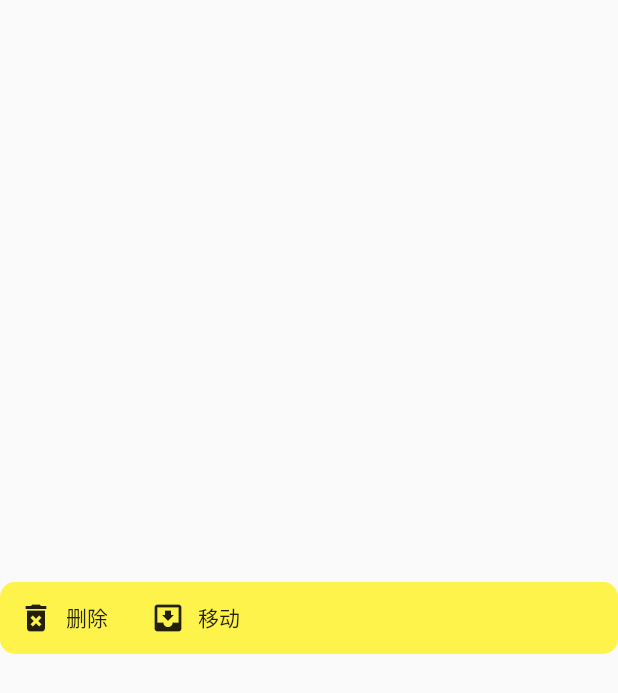
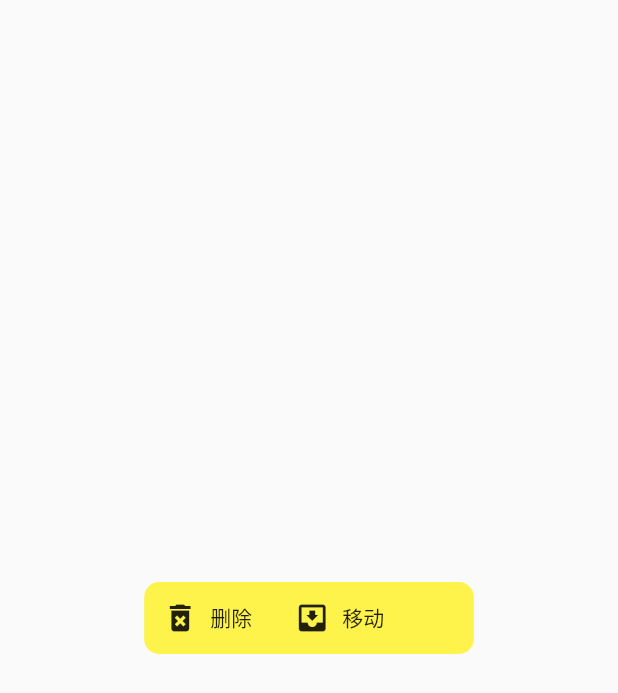
Before and after one commit to jsz315/flutter-app-copy, a Flutter app: the EditMenu widget shown alone on an empty page, opened directly, on a phone screen of 412 x 824 dp. Shown: the top 693 px of the screen. Run offline on Flutter 3.47's test engine with Material 2 defaults, Android fonts, the phone set to English and light mode, and no system bars; our stand-ins replace dio, event_bus, extended_image, flutter_screenutil, permission_handler, sqflite and 2 more; missing offline and left inert: video_thumbnail; accounts and stored records are empty; statements that could not run were skipped.

Commit message:
适配屏幕

```diff
--- a/example/lib/app.dart
+++ b/example/lib/app.dart
@@ -1,3 +1,4 @@
+import 'package:flutter_screenutil/flutter_screenutil.dart';
 import 'package:permission_handler/permission_handler.dart';
 
 import './pages/image_page.dart';
@@ -39,6 +40,8 @@ class _AppState extends State<App> {
 
   @override
   Widget build(BuildContext context) {
+    ScreenUtil.instance = ScreenUtil(width: 750, height: 1334)..init(context);
+
     return Scaffold(
       body: SafeArea(
         child: TabBarView(
--- a/example/lib/components/edit_menu.dart
+++ b/example/lib/components/edit_menu.dart
@@ -1,6 +1,7 @@
 import 'package:copyapp_example/core.dart';
 import 'package:copyapp_example/tooler/event_tooler.dart';
 import 'package:flutter/material.dart';
+import 'package:flutter_screenutil/flutter_screenutil.dart';
 
 
 class EditMenu extends StatefulWidget {
@@ -137,10 +138,11 @@ class _EditMenuState extends State<EditMenu> with SingleTickerProviderStateMixin
       animation: animation,
       builder: (BuildContext ctx, Widget child){
         return Positioned(
-          left: 80,
+          left: ScreenUtil().setWidth(750 / 2 - 400 / 2),
           bottom: animation.value,
           child: Center(
             child: Container(
+              width: ScreenUtil().setWidth(400),
               child: Row(
                 children: <Widget>[
                   FlatButton.icon(onPressed: (){_deleteItems();}, icon: Icon(Icons.delete_forever), label: Text("删除")),
--- a/example/pubspec.yaml
+++ b/example/pubspec.yaml
@@ -22,6 +22,7 @@ dependencies:
   video_player: ^0.10.5
   video_thumbnail: ^0.2.0
   event_bus: ^1.1.0
+  flutter_screenutil: ^0.5.1
 
 
 dev_dependencies:
```
Also changed, not shown: example/pubspec.lock.
